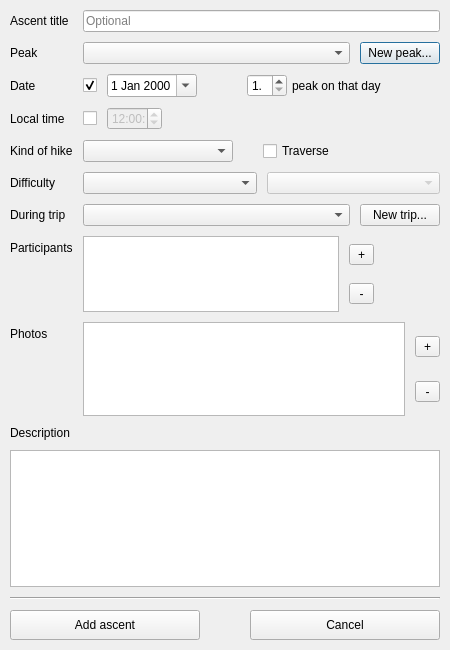
svetter/pal, file src/ui/ascent_dialog.ui: the form before one commit.
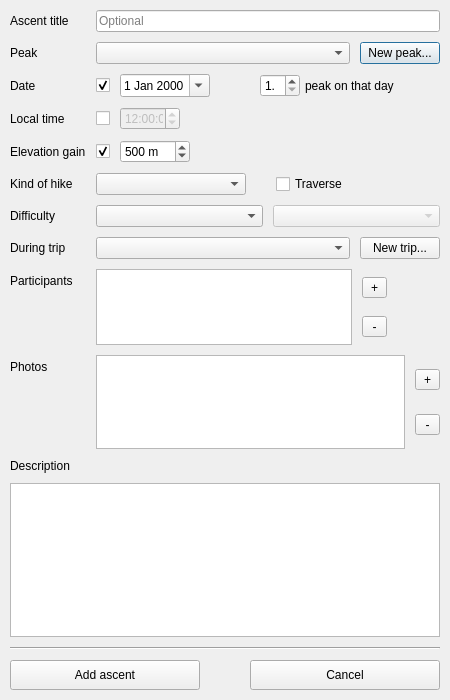
The form after the commit.

Commit message:
Added gained height to ascent (#105)
Contains the necessary changes on all levels

```diff
--- a/src/ui/ascent_dialog.ui
+++ b/src/ui/ascent_dialog.ui
@@ -7,12 +7,12 @@
     <x>0</x>
     <y>0</y>
     <width>450</width>
-    <height>650</height>
+    <height>700</height>
    </rect>
   </property>
   <property name="minimumSize">
    <size>
-    <width>300</width>
+    <width>450</width>
     <height>0</height>
    </size>
   </property>
@@ -128,7 +128,7 @@
           <date>
            <year>2100</year>
            <month>1</month>
-           <day>1</day>
+           <day>2</day>
           </date>
          </property>
          <property name="minimumDate">
@@ -245,7 +245,7 @@
          </property>
          <property name="minimumSize">
           <size>
-           <width>50</width>
+           <width>60</width>
            <height>0</height>
           </size>
          </property>
@@ -288,14 +288,14 @@
        </item>
       </layout>
      </item>
-     <item row="4" column="0">
+     <item row="5" column="0">
       <widget class="QLabel" name="hikeKindLabel">
        <property name="text">
         <string>Kind of hike</string>
        </property>
       </widget>
      </item>
-     <item row="4" column="1">
+     <item row="5" column="1">
       <layout class="QHBoxLayout" name="hikeKindLayout">
        <property name="spacing">
         <number>10</number>
@@ -357,14 +357,14 @@
        </item>
       </layout>
      </item>
-     <item row="5" column="0">
+     <item row="6" column="0">
       <widget class="QLabel" name="difficultyLabel">
        <property name="text">
         <string>Difficulty</string>
        </property>
       </widget>
      </item>
-     <item row="5" column="1">
+     <item row="6" column="1">
       <layout class="QHBoxLayout" name="difficultyLayout">
        <property name="spacing">
         <number>10</number>
@@ -412,14 +412,14 @@
        </item>
       </layout>
      </item>
-     <item row="6" column="0">
+     <item row="7" column="0">
       <widget class="QLabel" name="tripLabel">
        <property name="text">
         <string>During trip</string>
        </property>
       </widget>
      </item>
-     <item row="6" column="1">
+     <item row="7" column="1">
       <layout class="QHBoxLayout" name="tripSelectionLayout">
        <property name="spacing">
         <number>10</number>
@@ -458,14 +458,14 @@
        </item>
       </layout>
      </item>
-     <item row="7" column="0">
+     <item row="8" column="0">
       <widget class="QLabel" name="hikersLabel">
        <property name="text">
         <string>Participants</string>
        </property>
       </widget>
      </item>
-     <item row="7" column="1">
+     <item row="8" column="1">
       <layout class="QHBoxLayout" name="hikersLayout">
        <property name="spacing">
         <number>10</number>
@@ -549,14 +549,14 @@
        </item>
       </layout>
      </item>
-     <item row="8" column="0">
+     <item row="9" column="0">
       <widget class="QLabel" name="photosLabel">
        <property name="text">
         <string>Photos</string>
        </property>
       </widget>
      </item>
-     <item row="8" column="1">
+     <item row="9" column="1">
       <layout class="QHBoxLayout" name="photosSelectionLayout">
        <property name="spacing">
         <number>10</number>
@@ -669,6 +669,77 @@
        </property>
       </widget>
      </item>
+     <item row="4" column="0">
+      <widget class="QLabel" name="elevationGainLabel">
+       <property name="text">
+        <string>Elevation gain</string>
+       </property>
+      </widget>
+     </item>
+     <item row="4" column="1">
+      <layout class="QHBoxLayout" name="elevationGainLayout">
+       <property name="spacing">
+        <number>10</number>
+       </property>
+       <item>
+        <widget class="QCheckBox" name="elevationGainCheckbox">
+         <property name="sizePolicy">
+          <sizepolicy hsizetype="Fixed" vsizetype="Fixed">
+           <horstretch>0</horstretch>
+           <verstretch>0</verstretch>
+          </sizepolicy>
+         </property>
+         <property name="text">
+          <string/>
+         </property>
+         <property name="checked">
+          <bool>true</bool>
+         </property>
+        </widget>
+       </item>
+       <item>
+        <widget class="QSpinBox" name="elevationGainSpinner">
+         <property name="sizePolicy">
+          <sizepolicy hsizetype="Fixed" vsizetype="Fixed">
+           <horstretch>0</horstretch>
+           <verstretch>0</verstretch>
+          </sizepolicy>
+         </property>
+         <property name="minimumSize">
+          <size>
+           <width>70</width>
+           <height>0</height>
+          </size>
+         </property>
+         <property name="suffix">
+          <string notr="true"> m</string>
+         </property>
+         <property name="minimum">
+          <number>10</number>
+         </property>
+         <property name="maximum">
+          <number>8000</number>
+         </property>
+         <property name="value">
+          <number>500</number>
+         </property>
+        </widget>
+       </item>
+       <item>
+        <spacer name="elevationGainSpacer">
+         <property name="orientation">
+          <enum>Qt::Horizontal</enum>
+         </property>
+         <property name="sizeHint" stdset="0">
+          <size>
+           <width>40</width>
+           <height>20</height>
+          </size>
+         </property>
+        </spacer>
+       </item>
+      </layout>
+     </item>
     </layout>
    </item>
    <item>
```
The commit also changes 8 other files.
